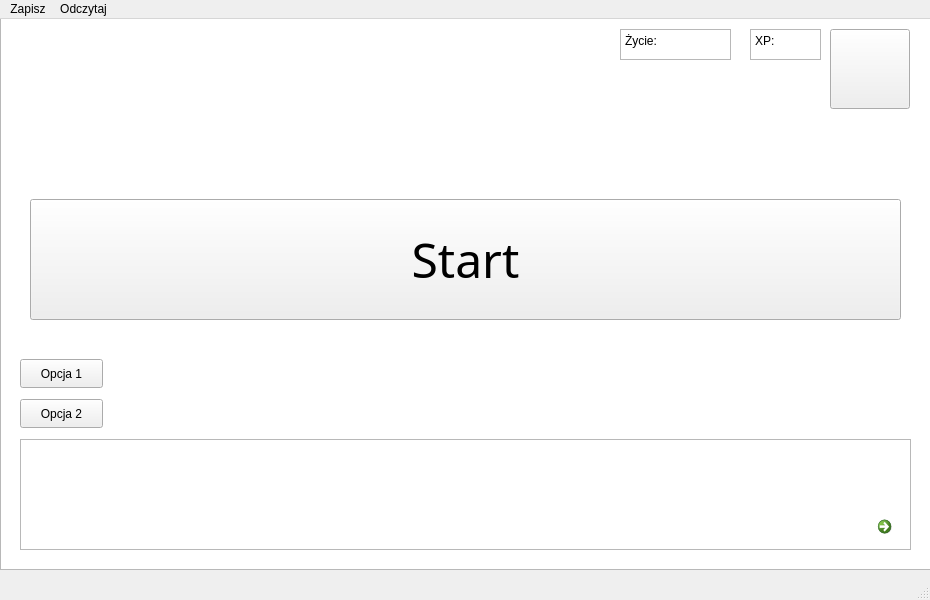
xpatxj/cpp-game, file mainwindow.ui: the form before one commit.
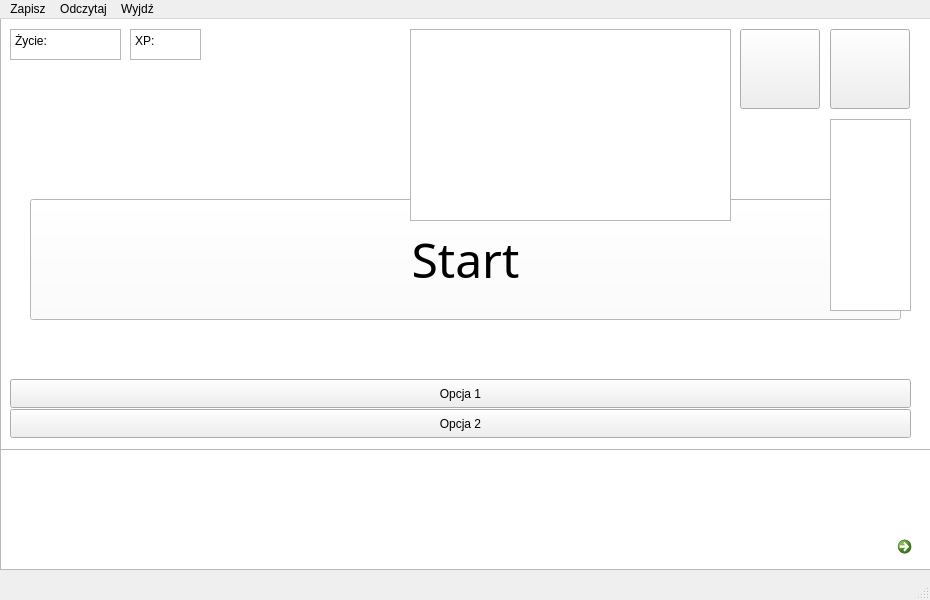
The form after the commit. Icons and pictures are not drawn.

```diff
--- a/mainwindow.ui
+++ b/mainwindow.ui
@@ -20,10 +20,10 @@
    <widget class="QTextBrowser" name="dialogi">
     <property name="geometry">
      <rect>
-      <x>20</x>
-      <y>420</y>
-      <width>891</width>
-      <height>111</height>
+      <x>0</x>
+      <y>430</y>
+      <width>931</width>
+      <height>121</height>
      </rect>
     </property>
     <property name="font">
@@ -38,6 +38,9 @@
     <property name="mouseTracking">
      <bool>true</bool>
     </property>
+    <property name="focusPolicy">
+     <enum>Qt::NoFocus</enum>
+    </property>
    </widget>
    <widget class="QGraphicsView" name="tlo">
     <property name="geometry">
@@ -67,6 +70,16 @@
       <pointsize>36</pointsize>
      </font>
     </property>
+    <property name="cursor">
+     <cursorShape>PointingHandCursor</cursorShape>
+    </property>
+    <property name="focusPolicy">
+     <enum>Qt::NoFocus</enum>
+    </property>
+    <property name="styleSheet">
+     <string notr="true">background-color: rgb(255, 255, 255);
+color: rgb(0, 0, 0)</string>
+    </property>
     <property name="text">
      <string>Start</string>
     </property>
@@ -74,12 +87,15 @@
    <widget class="QCommandLinkButton" name="dalej">
     <property name="geometry">
      <rect>
-      <x>870</x>
-      <y>490</y>
-      <width>41</width>
-      <height>41</height>
+      <x>890</x>
+      <y>510</y>
+      <width>31</width>
+      <height>31</height>
      </rect>
     </property>
+    <property name="focusPolicy">
+     <enum>Qt::NoFocus</enum>
+    </property>
     <property name="autoFillBackground">
      <bool>false</bool>
     </property>
@@ -93,7 +109,7 @@
      <bool>false</bool>
     </property>
    </widget>
-   <widget class="QPushButton" name="ekwipunek">
+   <widget class="QPushButton" name="ekw_but">
     <property name="geometry">
      <rect>
       <x>830</x>
@@ -105,6 +121,9 @@
     <property name="cursor">
      <cursorShape>PointingHandCursor</cursorShape>
     </property>
+    <property name="focusPolicy">
+     <enum>Qt::NoFocus</enum>
+    </property>
     <property name="styleSheet">
      <string notr="true">background-image: url(:/images/images/ekwipunek.png)</string>
     </property>
@@ -115,12 +134,15 @@
    <widget class="QTextBrowser" name="xp">
     <property name="geometry">
      <rect>
-      <x>750</x>
+      <x>130</x>
       <y>10</y>
       <width>71</width>
       <height>31</height>
      </rect>
     </property>
+    <property name="focusPolicy">
+     <enum>Qt::NoFocus</enum>
+    </property>
     <property name="html">
      <string>&lt;!DOCTYPE HTML PUBLIC &quot;-//W3C//DTD HTML 4.0//EN&quot; &quot;http://www.w3.org/TR/REC-html40/strict.dtd&quot;&gt;
 &lt;html&gt;&lt;head&gt;&lt;meta name=&quot;qrichtext&quot; content=&quot;1&quot; /&gt;&lt;meta charset=&quot;utf-8&quot; /&gt;&lt;style type=&quot;text/css&quot;&gt;
@@ -135,12 +157,15 @@
    <widget class="QTextBrowser" name="zycie">
     <property name="geometry">
      <rect>
-      <x>620</x>
+      <x>10</x>
       <y>10</y>
       <width>111</width>
       <height>31</height>
      </rect>
     </property>
+    <property name="focusPolicy">
+     <enum>Qt::NoFocus</enum>
+    </property>
     <property name="html">
      <string>&lt;!DOCTYPE HTML PUBLIC &quot;-//W3C//DTD HTML 4.0//EN&quot; &quot;http://www.w3.org/TR/REC-html40/strict.dtd&quot;&gt;
 &lt;html&gt;&lt;head&gt;&lt;meta name=&quot;qrichtext&quot; content=&quot;1&quot; /&gt;&lt;meta charset=&quot;utf-8&quot; /&gt;&lt;style type=&quot;text/css&quot;&gt;
@@ -155,12 +180,15 @@
    <widget class="QPushButton" name="opcja1">
     <property name="geometry">
      <rect>
-      <x>20</x>
-      <y>340</y>
-      <width>83</width>
+      <x>10</x>
+      <y>360</y>
+      <width>901</width>
       <height>29</height>
      </rect>
     </property>
+    <property name="focusPolicy">
+     <enum>Qt::NoFocus</enum>
+    </property>
     <property name="text">
      <string>Opcja 1</string>
     </property>
@@ -168,25 +196,89 @@
    <widget class="QPushButton" name="opcja2">
     <property name="geometry">
      <rect>
-      <x>20</x>
-      <y>380</y>
-      <width>83</width>
+      <x>10</x>
+      <y>390</y>
+      <width>901</width>
       <height>29</height>
      </rect>
     </property>
+    <property name="focusPolicy">
+     <enum>Qt::NoFocus</enum>
+    </property>
     <property name="text">
      <string>Opcja 2</string>
     </property>
    </widget>
+   <widget class="QListWidget" name="ekw_list">
+    <property name="geometry">
+     <rect>
+      <x>830</x>
+      <y>100</y>
+      <width>81</width>
+      <height>192</height>
+     </rect>
+    </property>
+    <property name="font">
+     <font>
+      <pointsize>11</pointsize>
+     </font>
+    </property>
+    <property name="focusPolicy">
+     <enum>Qt::NoFocus</enum>
+    </property>
+   </widget>
+   <widget class="QPushButton" name="dziennik">
+    <property name="geometry">
+     <rect>
+      <x>740</x>
+      <y>10</y>
+      <width>80</width>
+      <height>80</height>
+     </rect>
+    </property>
+    <property name="cursor">
+     <cursorShape>PointingHandCursor</cursorShape>
+    </property>
+    <property name="focusPolicy">
+     <enum>Qt::NoFocus</enum>
+    </property>
+    <property name="styleSheet">
+     <string notr="true">background-image: url(:/images/images/ekwipunek.png)</string>
+    </property>
+    <property name="text">
+     <string/>
+    </property>
+   </widget>
+   <widget class="QListWidget" name="dzien_list">
+    <property name="geometry">
+     <rect>
+      <x>410</x>
+      <y>10</y>
+      <width>321</width>
+      <height>192</height>
+     </rect>
+    </property>
+    <property name="font">
+     <font>
+      <pointsize>11</pointsize>
+     </font>
+    </property>
+    <property name="focusPolicy">
+     <enum>Qt::NoFocus</enum>
+    </property>
+   </widget>
    <zorder>tlo</zorder>
    <zorder>dialogi</zorder>
    <zorder>start</zorder>
    <zorder>dalej</zorder>
-   <zorder>ekwipunek</zorder>
+   <zorder>ekw_but</zorder>
    <zorder>xp</zorder>
    <zorder>zycie</zorder>
    <zorder>opcja1</zorder>
    <zorder>opcja2</zorder>
+   <zorder>ekw_list</zorder>
+   <zorder>dziennik</zorder>
+   <zorder>dzien_list</zorder>
   </widget>
   <widget class="QMenuBar" name="menubar">
    <property name="geometry">
@@ -207,8 +299,14 @@
      <string>Odczytaj</string>
     </property>
    </widget>
+   <widget class="QMenu" name="menuWyjd">
+    <property name="title">
+     <string>Wyjdź</string>
+    </property>
+   </widget>
    <addaction name="menuZapisz"/>
    <addaction name="menuOdczytaj"/>
+   <addaction name="menuWyjd"/>
   </widget>
   <widget class="QStatusBar" name="statusbar"/>
  </widget>
```
Left out of the diff: 2 changed lines with no effect on the pictures.
